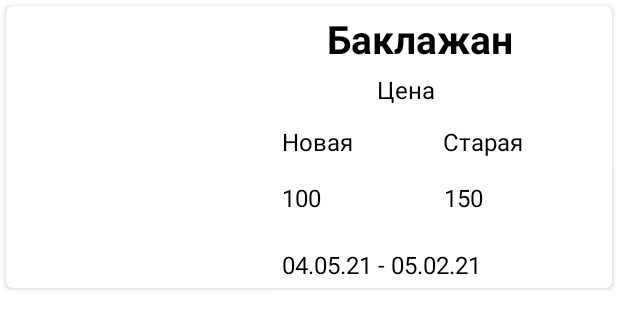
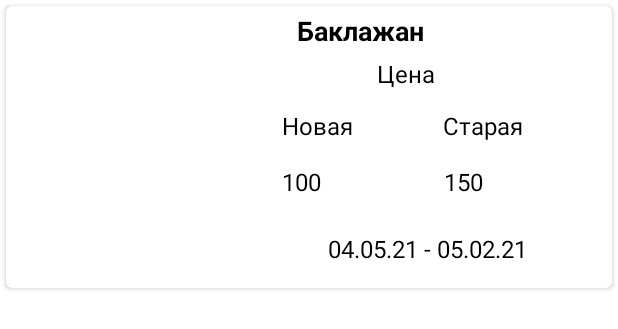
Before and after one commit to Andrey2102/CyberGooseDiscounts, an Android app: the layout mall_product_item.xml on its own in the app's theme, with its tools: preview values and no code run, on a phone screen of 412 x 824 dp. Shown: the top 329 px of the screen. Run offline under Robolectric (Android 15) with nearby library versions, the phone set to English and light mode, and no system bars.

Commit message:
Fix after BD

```diff
--- a/GooseDiscount/app/src/main/res/layout/mall_product_item.xml
+++ b/GooseDiscount/app/src/main/res/layout/mall_product_item.xml
@@ -25,12 +25,13 @@
             android:id="@+id/NameProduct"
             android:layout_width="wrap_content"
             android:layout_height="wrap_content"
-            android:layout_marginLeft="50dp"
+            android:layout_marginStart="30dp"
+            android:layout_marginLeft="30dp"
             android:layout_toEndOf="@+id/product_image"
             android:layout_toRightOf="@+id/product_image"
             android:text="Баклажан"
             android:textColor="@color/black"
-            android:textSize="26dp"
+            android:textSize="18dp"
             android:textStyle="bold" />
 
         <TextView
@@ -102,6 +103,7 @@
             android:layout_toRightOf="@id/product_image"
             android:text="04.05.21 - 05.02.21"
             android:textColor="@color/black"
+            android:gravity="center"
             android:textSize="16dp" />
 
 
```
Also changed, not shown: GooseDiscount/app/src/main/java/com/example/discount/Mall/MallActivity.java (+7 -0 lines), GooseDiscount/app/src/main/java/com/example/discount/Mall/MallItem.java (+9 -6 lines), GooseDiscount/app/src/main/java/com/example/discount/Mall/ProductItem.java (+15 -0 lines).
